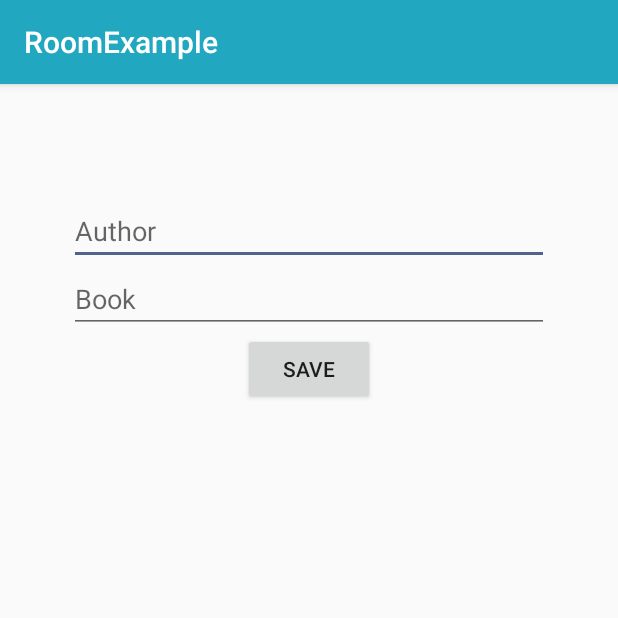
After one commit to gorkymunoz/RoomExample, an Android app: the NewBookActivity screen opened directly, with no data from a screen before it, on a phone screen of 412 x 824 dp, the top half of it. The commit adds this screen. Run offline under Robolectric (Android 15) with nearby library versions, the phone set to English and light mode, and no system bars.

Commit message:
Nueva activity para guardar nuevo libro

```diff
--- a/app/src/main/AndroidManifest.xml
+++ b/app/src/main/AndroidManifest.xml
@@ -9,6 +9,7 @@
         android:roundIcon="@mipmap/ic_launcher_round"
         android:supportsRtl="true"
         android:theme="@style/AppTheme">
+        <activity android:name=".NewBookActivity"></activity>
         <activity
             android:name=".MainActivity"
             android:label="@string/app_name"
--- /dev/null
+++ b/app/src/main/java/com/example/roomexample/NewBookActivity.kt
@@ -0,0 +1,40 @@
+package com.example.roomexample
+
+import android.app.Activity
+import android.content.Intent
+import androidx.appcompat.app.AppCompatActivity
+import android.os.Bundle
+import android.text.TextUtils
+import kotlinx.android.synthetic.main.activity_new.*
+
+class NewBookActivity : AppCompatActivity() {
+
+    override fun onCreate(savedInstanceState: Bundle?) {
+        super.onCreate(savedInstanceState)
+        setContentView(R.layout.activity_new)
+
+        bAdd.setOnClickListener {
+
+            val resultIntent = Intent()
+
+            if(TextUtils.isEmpty(etAuthorName.text) ||
+                TextUtils.isEmpty(etBookName.text)){
+                setResult(Activity.RESULT_CANCELED,resultIntent)
+            }else{
+                val author = etAuthorName.text.toString()
+                val book = etBookName.text.toString()
+
+                resultIntent.putExtra(NEW_AUTHOR,author)
+                resultIntent.putExtra(NEW_BOOK,book)
+            }
+            finish()
+        }
+    }
+
+    companion object{
+        const val NEW_AUTHOR = "new_author"
+        const val NEW_BOOK = "new_book"
+    }
+
+
+}
--- /dev/null
+++ b/app/src/main/res/layout/activity_new.xml
@@ -0,0 +1,30 @@
+<?xml version="1.0" encoding="utf-8"?>
+<LinearLayout xmlns:android="http://schemas.android.com/apk/res/android"
+    android:layout_width="match_parent"
+    android:layout_height="match_parent"
+    android:orientation="vertical"
+    android:paddingTop="75dp">
+
+    <EditText
+        android:id="@+id/etAuthorName"
+        android:layout_width="wrap_content"
+        android:layout_height="wrap_content"
+        android:ems="15"
+        android:layout_gravity="center"
+        android:hint="@string/author" />
+
+    <EditText
+        android:id="@+id/etBookName"
+        android:layout_width="wrap_content"
+        android:layout_height="wrap_content"
+        android:ems="15"
+        android:layout_gravity="center"
+        android:hint="@string/book" />
+
+    <Button
+        android:id="@+id/bAdd"
+        android:layout_width="wrap_content"
+        android:layout_height="wrap_content"
+        android:layout_gravity="center"
+        android:text="@string/save" />
+</LinearLayout>
--- a/app/src/main/res/values/strings.xml
+++ b/app/src/main/res/values/strings.xml
@@ -1,4 +1,7 @@
 <resources>
     <string name="app_name">RoomExample</string>
     <string name="action_settings">Settings</string>
+    <string name="author">Author</string>
+    <string name="book">Book</string>
+    <string name="save">Save</string>
 </resources>
```
